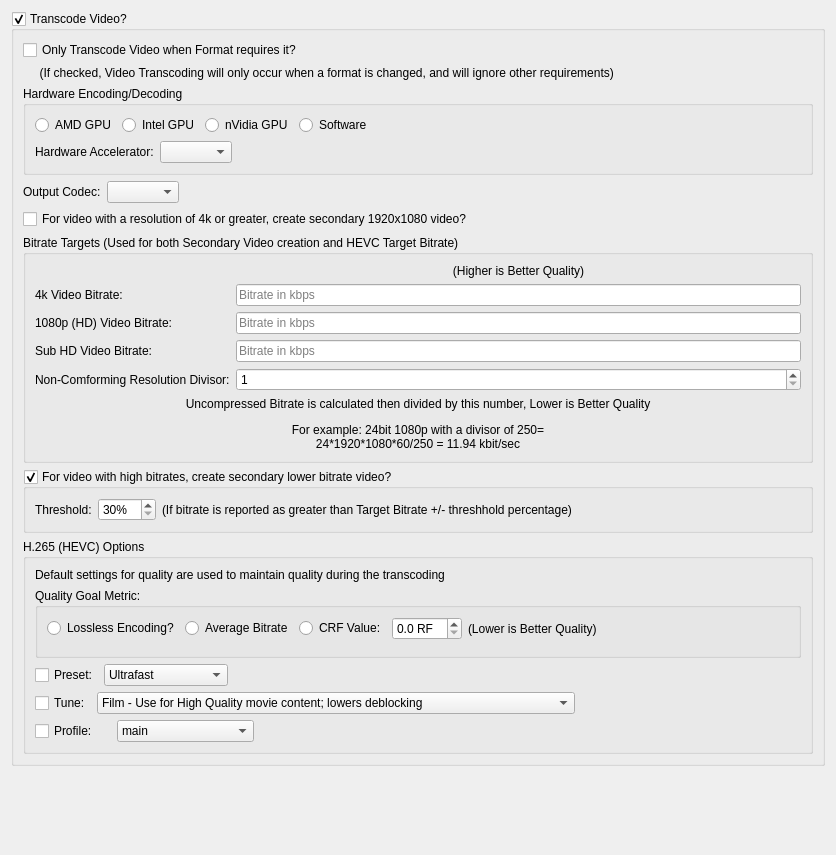
First picture: the form in Preferences/UI/TranscodeVideoSettings.ui, repository towel42-com/MediaManager, before the edit.
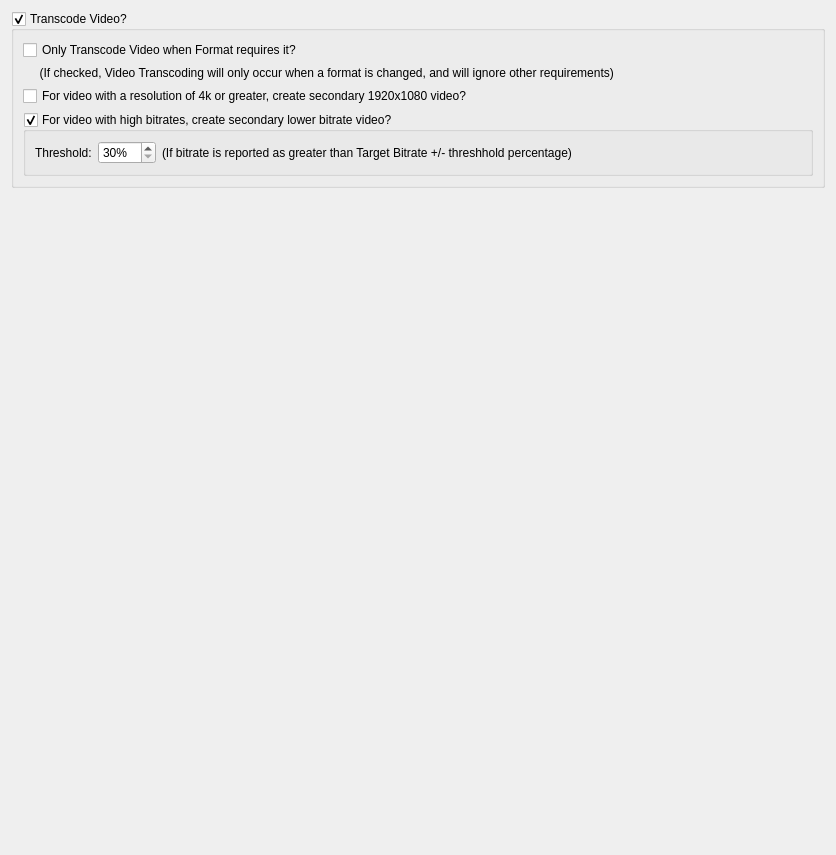
Second picture: the form after the edit. Custom widgets are drawn as their Qt base class.

Commit message: Split Video options into 3 pages

What changed in the file:
```diff
--- a/Preferences/UI/TranscodeVideoSettings.ui
+++ b/Preferences/UI/TranscodeVideoSettings.ui
@@ -37,110 +37,6 @@
         </property>
        </widget>
       </item>
-      <item>
-       <widget class="QGroupBox" name="groupBox_2">
-        <property name="title">
-         <string>Hardware Encoding/Decoding</string>
-        </property>
-        <layout class="QGridLayout" name="gridLayout_5">
-         <item row="1" column="3">
-          <widget class="QRadioButton" name="softwareTranscode">
-           <property name="text">
-            <string>Software</string>
-           </property>
-          </widget>
-         </item>
-         <item row="1" column="2">
-          <widget class="QRadioButton" name="nvidiaGPUTranscode">
-           <property name="text">
-            <string>nVidia GPU</string>
-           </property>
-          </widget>
-         </item>
-         <item row="1" column="0">
-          <widget class="QRadioButton" name="amdGPUTranscode">
-           <property name="text">
-            <string>AMD GPU</string>
-           </property>
-          </widget>
-         </item>
-         <item row="1" column="1">
-          <widget class="QRadioButton" name="intelGPUTranscode">
-           <property name="text">
-            <string>Intel GPU</string>
-           </property>
-          </widget>
-         </item>
-         <item row="1" column="4">
-          <spacer name="horizontalSpacer_2">
-           <property name="orientation">
-            <enum>Qt::Horizontal</enum>
-           </property>
-           <property name="sizeHint" stdset="0">
-            <size>
-             <width>590</width>
-             <height>20</height>
-            </size>
-           </property>
-          </spacer>
-         </item>
-         <item row="2" column="0" colspan="5">
-          <layout class="QHBoxLayout" name="horizontalLayout_3">
-           <item>
-            <widget class="QLabel" name="label_2">
-             <property name="text">
-              <string>Hardware Accelerator:</string>
-             </property>
-            </widget>
-           </item>
-           <item>
-            <widget class="QComboBox" name="hwAccel"/>
-           </item>
-           <item>
-            <spacer name="horizontalSpacer_4">
-             <property name="orientation">
-              <enum>Qt::Horizontal</enum>
-             </property>
-             <property name="sizeHint" stdset="0">
-              <size>
-               <width>37</width>
-               <height>17</height>
-              </size>
-             </property>
-            </spacer>
-           </item>
-          </layout>
-         </item>
-        </layout>
-       </widget>
-      </item>
-      <item>
-       <layout class="QHBoxLayout" name="horizontalLayout_2">
-        <item>
-         <widget class="QLabel" name="label_3">
-          <property name="text">
-           <string>Output Codec:</string>
-          </property>
-         </widget>
-        </item>
-        <item>
-         <widget class="QComboBox" name="videoCodec"/>
-        </item>
-        <item>
-         <spacer name="horizontalSpacer_3">
-          <property name="orientation">
-           <enum>Qt::Horizontal</enum>
-          </property>
-          <property name="sizeHint" stdset="0">
-           <size>
-            <width>40</width>
-            <height>20</height>
-           </size>
-          </property>
-         </spacer>
-        </item>
-       </layout>
-      </item>
       <item>
        <widget class="QCheckBox" name="generateNon4kVideo">
         <property name="text">
@@ -148,103 +44,6 @@
         </property>
        </widget>
       </item>
-      <item>
-       <widget class="QGroupBox" name="groupBox">
-        <property name="title">
-         <string>Bitrate Targets (Used for both Secondary Video creation and HEVC Target Bitrate)</string>
-        </property>
-        <layout class="QFormLayout" name="formLayout">
-         <item row="0" column="1">
-          <widget class="QLabel" name="label_8">
-           <property name="text">
-            <string>(Higher is Better Quality)</string>
-           </property>
-           <property name="alignment">
-            <set>Qt::AlignCenter</set>
-           </property>
-          </widget>
-         </item>
-         <item row="1" column="0">
-          <widget class="QLabel" name="label_6">
-           <property name="text">
-            <string>4k Video Bitrate:</string>
-           </property>
-          </widget>
-         </item>
-         <item row="1" column="1">
-          <widget class="NSABUtils::CLineEditWithSuffix" name="average4kBitRate">
-           <property name="placeholderText">
-            <string>Bitrate in kbps</string>
-           </property>
-          </widget>
-         </item>
-         <item row="2" column="0">
-          <widget class="QLabel" name="label">
-           <property name="text">
-            <string>1080p (HD) Video Bitrate:</string>
-           </property>
-          </widget>
-         </item>
-         <item row="2" column="1">
-          <widget class="NSABUtils::CLineEditWithSuffix" name="averageHDBitRate">
-           <property name="maxLength">
-            <number>10</number>
-           </property>
-           <property name="placeholderText">
-            <string>Bitrate in kbps</string>
-           </property>
-          </widget>
-         </item>
-         <item row="3" column="0">
-          <widget class="QLabel" name="label_10">
-           <property name="text">
-            <string>Sub HD Video Bitrate:</string>
-           </property>
-          </widget>
-         </item>
-         <item row="3" column="1">
-          <widget class="NSABUtils::CLineEditWithSuffix" name="averageSubHDBitRate">
-           <property name="maxLength">
-            <number>10</number>
-           </property>
-           <property name="placeholderText">
-            <string>Bitrate in kbps</string>
-           </property>
-          </widget>
-         </item>
-         <item row="5" column="0">
-          <widget class="QLabel" name="label_9">
-           <property name="text">
-            <string>Non-Comforming Resolution Divisor:</string>
-           </property>
-          </widget>
-         </item>
-         <item row="5" column="1">
-          <widget class="QSpinBox" name="nonConformingResolutionRatio">
-           <property name="minimum">
-            <number>1</number>
-           </property>
-           <property name="maximum">
-            <number>10000</number>
-           </property>
-           <property name="stepType">
-            <enum>QAbstractSpinBox::AdaptiveDecimalStepType</enum>
-           </property>
-          </widget>
-         </item>
-         <item row="6" column="0" colspan="2">
-          <widget class="QLabel" name="label_14">
-           <property name="text">
-            <string>&lt;html&gt;&lt;head/&gt;&lt;body&gt;&lt;p align=&quot;center&quot;&gt;Uncompressed Bitrate is calculated then divided by this number, Lower is Better Quality&lt;/p&gt;&lt;p align=&quot;center&quot;&gt;For example: 24bit 1080p with a divisor of 250=&lt;br/&gt;24*1920*1080*60/250 = 11.94 kbit/sec&lt;/p&gt;&lt;/body&gt;&lt;/html&gt;</string>
-           </property>
-           <property name="textFormat">
-            <enum>Qt::RichText</enum>
-           </property>
-          </widget>
-         </item>
-        </layout>
-       </widget>
-      </item>
       <item>
        <widget class="QGroupBox" name="generateLowBitrateVideo">
         <property name="title">
@@ -297,390 +96,6 @@
         </layout>
        </widget>
       </item>
-      <item>
-       <widget class="QGroupBox" name="h265Options">
-        <property name="title">
-         <string>H.265 (HEVC) Options</string>
-        </property>
-        <layout class="QGridLayout" name="gridLayout_3">
-         <item row="7" column="0" colspan="3">
-          <layout class="QHBoxLayout" name="horizontalLayout">
-           <item>
-            <widget class="QCheckBox" name="useProfile">
-             <property name="sizePolicy">
-              <sizepolicy hsizetype="Maximum" vsizetype="Fixed">
-               <horstretch>0</horstretch>
-               <verstretch>0</verstretch>
-              </sizepolicy>
-             </property>
-             <property name="text">
-              <string>Profile:</string>
-             </property>
-            </widget>
-           </item>
-           <item>
-            <widget class="QLabel" name="label_4">
-             <property name="sizePolicy">
-              <sizepolicy hsizetype="Maximum" vsizetype="Preferred">
-               <horstretch>0</horstretch>
-               <verstretch>0</verstretch>
-              </sizepolicy>
-             </property>
-             <property name="text">
-              <string/>
-             </property>
-            </widget>
-           </item>
-           <item>
-            <widget class="QComboBox" name="profile">
-             <item>
-              <property name="text">
-               <string>main</string>
-              </property>
-             </item>
-             <item>
-              <property name="text">
-               <string>main-intra</string>
-              </property>
-             </item>
-             <item>
-              <property name="text">
-               <string>mainstillpicture</string>
-              </property>
-             </item>
-             <item>
-              <property name="text">
-               <string>main444-8</string>
-              </property>
-             </item>
-             <item>
-              <property name="text">
-               <string>main444-intra</string>
-              </property>
-             </item>
-             <item>
-              <property name="text">
-               <string>main444-stillpicture</string>
-              </property>
-             </item>
-             <item>
-              <property name="text">
-               <string>main10</string>
-              </property>
-             </item>
-             <item>
-              <property name="text">
-               <string>main10-intra</string>
-              </property>
-             </item>
-             <item>
-              <property name="text">
-               <string>main422-10</string>
-              </property>
-             </item>
-             <item>
-              <property name="text">
-               <string>main422-10-intra</string>
-              </property>
-             </item>
-             <item>
-              <property name="text">
-               <string>main444-10</string>
-              </property>
-             </item>
-             <item>
-              <property name="text">
-               <string>main444-10-intra</string>
-              </property>
-             </item>
-             <item>
-              <property name="text">
-               <string>main12</string>
-              </property>
-             </item>
-             <item>
-              <property name="text">
-               <string>main12-intra</string>
-              </property>
-             </item>
-             <item>
-              <property name="text">
-               <string>main422-12</string>
-              </property>
-             </item>
-             <item>
-              <property name="text">
-               <string>main422-12-intra</string>
-              </property>
-             </item>
-             <item>
-              <property name="text">
-               <string>main444-12</string>
-              </property>
-             </item>
-             <item>
-              <property name="text">
-               <string>main444-12-intra</string>
-              </property>
-             </item>
-            </widget>
-           </item>
-           <item>
-            <spacer name="horizontalSpacer">
-             <property name="orientation">
-              <enum>Qt::Horizontal</enum>
-             </property>
-             <property name="sizeHint" stdset="0">
-              <size>
-               <width>40</width>
-               <height>20</height>
-              </size>
-             </property>
-            </spacer>
-           </item>
-          </layout>
-         </item>
-         <item row="1" column="0" colspan="3">
-          <widget class="QGroupBox" name="groupBox_3">
-           <property name="title">
-            <string>Quality Goal Metric:</string>
-           </property>
-           <property name="checkable">
-            <bool>false</bool>
-           </property>
-           <layout class="QGridLayout" name="gridLayout_2">
-            <item row="1" column="5">
-             <spacer name="verticalSpacer">
-              <property name="orientation">
-               <enum>Qt::Vertical</enum>
-              </property>
-              <property name="sizeHint" stdset="0">
-               <size>
-                <width>20</width>
-                <height>54</height>
-               </size>
-              </property>
-             </spacer>
-            </item>
-            <item row="0" column="0">
-             <widget class="QRadioButton" name="losslessEncoding">
-              <property name="text">
-               <string>Lossless Encoding?</string>
-              </property>
-             </widget>
-            </item>
-            <item row="0" column="1">
-             <widget class="QRadioButton" name="useAvgBitrate">
-              <property name="text">
-               <string>Average Bitrate</string>
-              </property>
-             </widget>
-            </item>
-            <item row="0" column="2">
-             <widget class="QRadioButton" name="useCRF">
-              <property name="text">
-               <string>CRF Value:</string>
-              </property>
-             </widget>
-            </item>
-            <item row="0" column="7" rowspan="2">
-             <spacer name="horizontalSpacer_5">
-              <property name="orientation">
-               <enum>Qt::Horizontal</enum>
-              </property>
-              <property name="sizeHint" stdset="0">
-               <size>
-                <width>40</width>
-                <height>20</height>
-               </size>
-              </property>
-             </spacer>
-            </item>
-            <item row="0" column="3">
-             <widget class="QDoubleSpinBox" name="explicitCRF">
-              <property name="sizePolicy">
-               <sizepolicy hsizetype="Maximum" vsizetype="Fixed">
-                <horstretch>0</horstretch>
-                <verstretch>0</verstretch>
-               </sizepolicy>
-              </property>
-              <property name="suffix">
-               <string> RF</string>
-              </property>
-              <property name="decimals">
-               <number>1</number>
-              </property>
-              <property name="maximum">
-               <double>51.000000000000000</double>
-              </property>
-              <property name="singleStep">
-               <double>0.500000000000000</double>
-              </property>
-             </widget>
-            </item>
-            <item row="0" column="5" colspan="2">
-             <widget class="QLabel" name="label_5">
-              <property name="text">
-               <string>(Lower is Better Quality)</string>
-              </property>
-             </widget>
-            </item>
-           </layout>
-          </widget>
-         </item>
-         <item row="0" column="0" colspan="2">
-          <widget class="QLabel" name="label_7">
-           <property name="text">
-            <string>Default settings for quality are used to maintain quality during the transcoding</string>
-           </property>
-          </widget>
-         </item>
-         <item row="5" column="0" colspan="3">
-          <layout class="QHBoxLayout" name="horizontalLayout_4">
-           <item>
-            <widget class="QCheckBox" name="usePreset">
-             <property name="text">
-              <string>Preset:</string>
-             </property>
-            </widget>
-           </item>
-           <item>
-            <widget class="QComboBox" name="preset">
-             <property name="sizePolicy">
-              <sizepolicy hsizetype="Maximum" vsizetype="Fixed">
-               <horstretch>0</horstretch>
-               <verstretch>0</verstretch>
-              </sizepolicy>
-             </property>
-             <item>
-              <property name="text">
-               <string>Ultrafast</string>
-              </property>
-             </item>
-             <item>
-              <property name="text">
-               <string>Superfast</string>
-              </property>
-             </item>
-             <item>
-              <property name="text">
-               <string>Very Fast</string>
-              </property>
-             </item>
-             <item>
-              <property name="text">
-               <string>Faster</string>
-              </property>
-             </item>
-             <item>
-              <property name="text">
-               <string>Fast</string>
-              </property>
-             </item>
-             <item>
-              <property name="text">
-               <string>Medium - Default</string>
-              </property>
-             </item>
-             <item>
-              <property name="text">
-               <string>Slow</string>
-              </property>
-             </item>
-             <item>
-              <property name="text">
-               <string>Slower</string>
-              </property>
-             </item>
-             <item>
-              <property name="text">
-               <string>Very Slow</string>
-              </property>
-             </item>
-            </widget>
-           </item>
-           <item>
-            <spacer name="horizontalSpacer_6">
-             <property name="orientation">
-              <enum>Qt::Horizontal</enum>
-             </property>
-             <property name="sizeHint" stdset="0">
-              <size>
-               <width>40</width>
-               <height>20</height>
-              </size>
-             </property>
-            </spacer>
-           </item>
-          </layout>
-         </item>
-         <item row="6" column="0" colspan="3">
-          <layout class="QHBoxLayout" name="horizontalLayout_5">
-           <item>
-            <widget class="QCheckBox" name="useTune">
-             <property name="text">
-              <string>Tune:</string>
-             </property>
-            </widget>
-           </item>
-           <item>
-            <widget class="QComboBox" name="tune">
-             <property name="sizePolicy">
-              <sizepolicy hsizetype="Maximum" vsizetype="Fixed">
-               <horstretch>0</horstretch>
-               <verstretch>0</verstretch>
-              </sizepolicy>
-             </property>
-             <item>
-              <property name="text">
-               <string>Film - Use for High Quality movie content; lowers deblocking</string>
-              </property>
-             </item>
-             <item>
-              <property name="text">
-               <string>Animation - Good for Cartoons; uses higher deblocking and more reference frames</string>
-              </property>
-             </item>
-             <item>
-              <property name="text">
-               <string>Grain - Preserves the grain structure in old, grainy fim material</string>
-              </property>
-             </item>
-             <item>
-              <property name="text">
-               <string>Still Image - Good for slideshow-like content</string>
-              </property>
-             </item>
-             <item>
-              <property name="text">
-               <string>Fast Decode - Allows faster decoding by disabling certain filters</string>
-              </property>
-             </item>
-             <item>
-              <property name="text">
-               <string>Zero Latency - Good for fast encoding and low-latency streaming</string>
-              </property>
-             </item>
-            </widget>
-           </item>
-           <item>
-            <spacer name="horizontalSpacer_7">
-             <property name="orientation">
-              <enum>Qt::Horizontal</enum>
-             </property>
-             <property name="sizeHint" stdset="0">
-              <size>
-               <width>40</width>
-               <height>20</height>
-              </size>
-             </property>
-            </spacer>
-           </item>
-          </layout>
-         </item>
-        </layout>
-       </widget>
-      </item>
      </layout>
     </widget>
    </item>
@@ -699,13 +114,6 @@
    </item>
   </layout>
  </widget>
- <customwidgets>
-  <customwidget>
-   <class>NSABUtils::CLineEditWithSuffix</class>
-   <extends>QLineEdit</extends>
-   <header>SABUtils/LineEditWithSuffix.h</header>
-  </customwidget>
- </customwidgets>
  <tabstops>
   <tabstop>transcodeVideo</tabstop>
   <tabstop>onlyTranscodeVideoOnFormatChange</tabstop>
```
Left out of the diff: 20 changed lines with no effect on the pictures. The commit also changes 9 other files.
